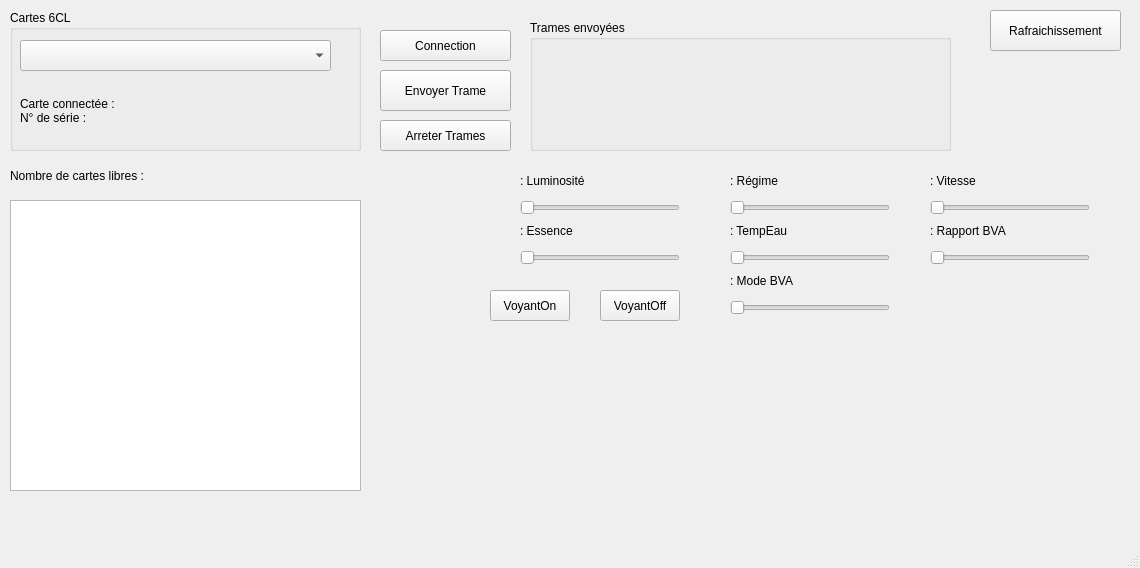
Kuro-Ex/Mini_Projet_Diag, file mainwindow.ui: the form before one commit.
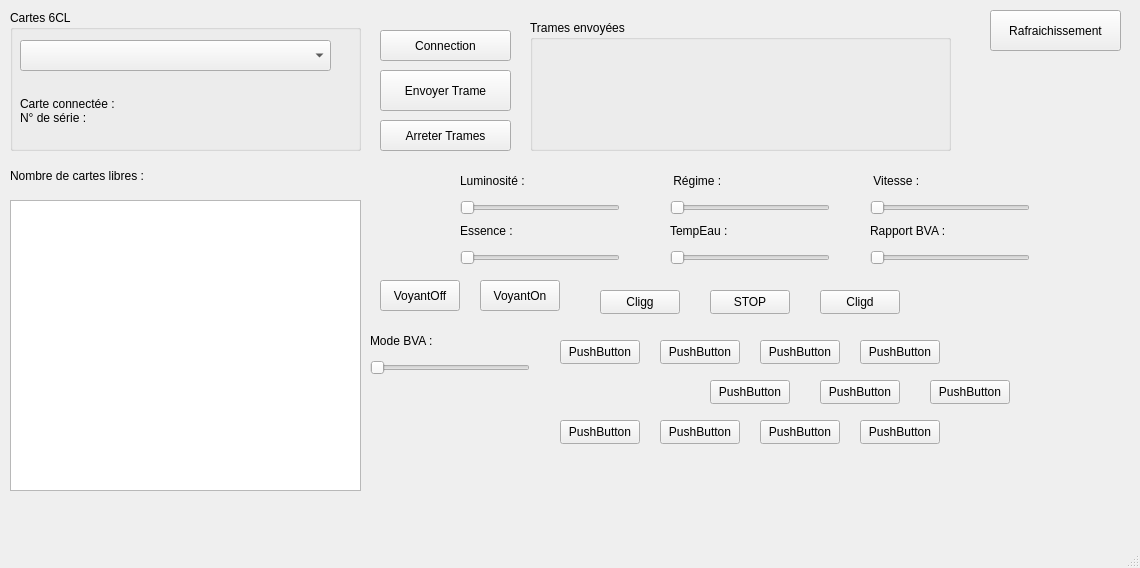
The form after the commit.

Patch:
```diff
--- a/mainwindow.ui
+++ b/mainwindow.ui
@@ -175,12 +175,15 @@
    <widget class="QSlider" name="sliderRegime">
     <property name="geometry">
      <rect>
-      <x>730</x>
+      <x>670</x>
       <y>200</y>
       <width>160</width>
       <height>16</height>
      </rect>
     </property>
+    <property name="maximum">
+     <number>7000</number>
+    </property>
     <property name="orientation">
      <enum>Qt::Horizontal</enum>
     </property>
@@ -188,12 +191,15 @@
    <widget class="QSlider" name="sliderVitesse">
     <property name="geometry">
      <rect>
-      <x>930</x>
+      <x>870</x>
       <y>200</y>
       <width>160</width>
       <height>16</height>
      </rect>
     </property>
+    <property name="maximum">
+     <number>220</number>
+    </property>
     <property name="orientation">
      <enum>Qt::Horizontal</enum>
     </property>
@@ -201,7 +207,7 @@
    <widget class="QSlider" name="sliderEssence">
     <property name="geometry">
      <rect>
-      <x>520</x>
+      <x>460</x>
       <y>250</y>
       <width>160</width>
       <height>16</height>
@@ -214,12 +220,15 @@
    <widget class="QSlider" name="sliderTempEau">
     <property name="geometry">
      <rect>
-      <x>730</x>
+      <x>670</x>
       <y>250</y>
       <width>160</width>
       <height>16</height>
      </rect>
     </property>
+    <property name="maximum">
+     <number>210</number>
+    </property>
     <property name="orientation">
      <enum>Qt::Horizontal</enum>
     </property>
@@ -227,7 +236,7 @@
    <widget class="QSlider" name="sliderRapportBVA">
     <property name="geometry">
      <rect>
-      <x>930</x>
+      <x>870</x>
       <y>250</y>
       <width>160</width>
       <height>16</height>
@@ -240,8 +249,8 @@
    <widget class="QSlider" name="sliderModeBVA">
     <property name="geometry">
      <rect>
-      <x>730</x>
-      <y>300</y>
+      <x>370</x>
+      <y>360</y>
       <width>160</width>
       <height>16</height>
      </rect>
@@ -253,8 +262,8 @@
    <widget class="QPushButton" name="btnVoyantsOn">
     <property name="geometry">
      <rect>
-      <x>490</x>
-      <y>290</y>
+      <x>480</x>
+      <y>280</y>
       <width>80</width>
       <height>31</height>
      </rect>
@@ -266,8 +275,8 @@
    <widget class="QPushButton" name="btnVoyantsOff">
     <property name="geometry">
      <rect>
-      <x>600</x>
-      <y>290</y>
+      <x>380</x>
+      <y>280</y>
       <width>80</width>
       <height>31</height>
      </rect>
@@ -279,9 +288,9 @@
    <widget class="QLabel" name="labelRegime">
     <property name="geometry">
      <rect>
-      <x>730</x>
+      <x>670</x>
       <y>170</y>
-      <width>91</width>
+      <width>161</width>
       <height>21</height>
      </rect>
     </property>
@@ -289,15 +298,15 @@
      <string notr="true">font: 700 10pt &quot;Segoe UI&quot;;</string>
     </property>
     <property name="text">
-     <string>: Régime</string>
+     <string> Régime :</string>
     </property>
    </widget>
    <widget class="QLabel" name="labelEssence">
     <property name="geometry">
      <rect>
-      <x>520</x>
+      <x>460</x>
       <y>220</y>
-      <width>91</width>
+      <width>151</width>
       <height>21</height>
      </rect>
     </property>
@@ -305,15 +314,15 @@
      <string notr="true">font: 700 10pt &quot;Segoe UI&quot;;</string>
     </property>
     <property name="text">
-     <string>: Essence</string>
+     <string>Essence :</string>
     </property>
    </widget>
    <widget class="QLabel" name="labelVitesse">
     <property name="geometry">
      <rect>
-      <x>930</x>
+      <x>870</x>
       <y>170</y>
-      <width>91</width>
+      <width>161</width>
       <height>21</height>
      </rect>
     </property>
@@ -321,15 +330,15 @@
      <string notr="true">font: 700 10pt &quot;Segoe UI&quot;;</string>
     </property>
     <property name="text">
-     <string>: Vitesse</string>
+     <string> Vitesse :</string>
     </property>
    </widget>
    <widget class="QLabel" name="labelRapportBVA">
     <property name="geometry">
      <rect>
-      <x>930</x>
+      <x>870</x>
       <y>220</y>
-      <width>91</width>
+      <width>161</width>
       <height>21</height>
      </rect>
     </property>
@@ -337,15 +346,15 @@
      <string notr="true">font: 700 10pt &quot;Segoe UI&quot;;</string>
     </property>
     <property name="text">
-     <string>: Rapport BVA</string>
+     <string>Rapport BVA :</string>
     </property>
    </widget>
    <widget class="QLabel" name="labelTempEau">
     <property name="geometry">
      <rect>
-      <x>730</x>
+      <x>670</x>
       <y>220</y>
-      <width>91</width>
+      <width>161</width>
       <height>21</height>
      </rect>
     </property>
@@ -353,15 +362,15 @@
      <string notr="true">font: 700 10pt &quot;Segoe UI&quot;;</string>
     </property>
     <property name="text">
-     <string>: TempEau</string>
+     <string>TempEau :</string>
     </property>
    </widget>
    <widget class="QLabel" name="labelModeBVA">
     <property name="geometry">
      <rect>
-      <x>730</x>
-      <y>270</y>
-      <width>91</width>
+      <x>370</x>
+      <y>330</y>
+      <width>151</width>
       <height>21</height>
      </rect>
     </property>
@@ -369,13 +378,13 @@
      <string notr="true">font: 700 10pt &quot;Segoe UI&quot;;</string>
     </property>
     <property name="text">
-     <string>: Mode BVA</string>
+     <string>Mode BVA :</string>
     </property>
    </widget>
    <widget class="QSlider" name="sliderLuminosite">
     <property name="geometry">
      <rect>
-      <x>520</x>
+      <x>460</x>
       <y>200</y>
       <width>160</width>
       <height>16</height>
@@ -388,7 +397,7 @@
    <widget class="QLabel" name="labelLuminosite">
     <property name="geometry">
      <rect>
-      <x>520</x>
+      <x>460</x>
       <y>170</y>
       <width>91</width>
       <height>21</height>
@@ -398,7 +407,189 @@
      <string notr="true">font: 700 10pt &quot;Segoe UI&quot;;</string>
     </property>
     <property name="text">
-     <string>: Luminosité</string>
+     <string>Luminosité :</string>
+    </property>
+   </widget>
+   <widget class="QPushButton" name="pushButton">
+    <property name="geometry">
+     <rect>
+      <x>600</x>
+      <y>290</y>
+      <width>80</width>
+      <height>24</height>
+     </rect>
+    </property>
+    <property name="text">
+     <string>Cligg</string>
+    </property>
+   </widget>
+   <widget class="QPushButton" name="pushButton_2">
+    <property name="geometry">
+     <rect>
+      <x>820</x>
+      <y>290</y>
+      <width>80</width>
+      <height>24</height>
+     </rect>
+    </property>
+    <property name="text">
+     <string>Cligd</string>
+    </property>
+   </widget>
+   <widget class="QPushButton" name="pushButton_3">
+    <property name="geometry">
+     <rect>
+      <x>710</x>
+      <y>290</y>
+      <width>80</width>
+      <height>24</height>
+     </rect>
+    </property>
+    <property name="text">
+     <string>STOP</string>
+    </property>
+   </widget>
+   <widget class="QPushButton" name="pushButton_4">
+    <property name="geometry">
+     <rect>
+      <x>560</x>
+      <y>340</y>
+      <width>80</width>
+      <height>24</height>
+     </rect>
+    </property>
+    <property name="text">
+     <string>PushButton</string>
+    </property>
+   </widget>
+   <widget class="QPushButton" name="pushButton_5">
+    <property name="geometry">
+     <rect>
+      <x>660</x>
+      <y>340</y>
+      <width>80</width>
+      <height>24</height>
+     </rect>
+    </property>
+    <property name="text">
+     <string>PushButton</string>
+    </property>
+   </widget>
+   <widget class="QPushButton" name="pushButton_6">
+    <property name="geometry">
+     <rect>
+      <x>760</x>
+      <y>340</y>
+      <width>80</width>
+      <height>24</height>
+     </rect>
+    </property>
+    <property name="text">
+     <string>PushButton</string>
+    </property>
+   </widget>
+   <widget class="QPushButton" name="pushButton_7">
+    <property name="geometry">
+     <rect>
+      <x>860</x>
+      <y>340</y>
+      <width>80</width>
+      <height>24</height>
+     </rect>
+    </property>
+    <property name="text">
+     <string>PushButton</string>
+    </property>
+   </widget>
+   <widget class="QPushButton" name="pushButton_8">
+    <property name="geometry">
+     <rect>
+      <x>710</x>
+      <y>380</y>
+      <width>80</width>
+      <height>24</height>
+     </rect>
+    </property>
+    <property name="text">
+     <string>PushButton</string>
+    </property>
+   </widget>
+   <widget class="QPushButton" name="pushButton_9">
+    <property name="geometry">
+     <rect>
+      <x>820</x>
+      <y>380</y>
+      <width>80</width>
+      <height>24</height>
+     </rect>
+    </property>
+    <property name="text">
+     <string>PushButton</string>
+    </property>
+   </widget>
+   <widget class="QPushButton" name="pushButton_10">
+    <property name="geometry">
+     <rect>
+      <x>930</x>
+      <y>380</y>
+      <width>80</width>
+      <height>24</height>
+     </rect>
+    </property>
+    <property name="text">
+     <string>PushButton</string>
+    </property>
+   </widget>
+   <widget class="QPushButton" name="pushButton_11">
+    <property name="geometry">
+     <rect>
+      <x>660</x>
+      <y>420</y>
+      <width>80</width>
+      <height>24</height>
+     </rect>
+    </property>
+    <property name="text">
+     <string>PushButton</string>
+    </property>
+   </widget>
+   <widget class="QPushButton" name="pushButton_12">
+    <property name="geometry">
+     <rect>
+      <x>560</x>
+      <y>420</y>
+      <width>80</width>
+      <height>24</height>
+     </rect>
+    </property>
+    <property name="text">
+     <string>PushButton</string>
+    </property>
+   </widget>
+   <widget class="QPushButton" name="pushButton_13">
+    <property name="geometry">
+     <rect>
+      <x>760</x>
+      <y>420</y>
+      <width>80</width>
+      <height>24</height>
+     </rect>
+    </property>
+    <property name="text">
+     <string>PushButton</string>
+    </property>
+   </widget>
+   <widget class="QPushButton" name="pushButton_14">
+    <property name="geometry">
+     <rect>
+      <x>860</x>
+      <y>420</y>
+      <width>80</width>
+      <height>24</height>
+     </rect>
+    </property>
+    <property name="text">
+     <string>PushButton</string>
     </property>
    </widget>
   </widget>
```
